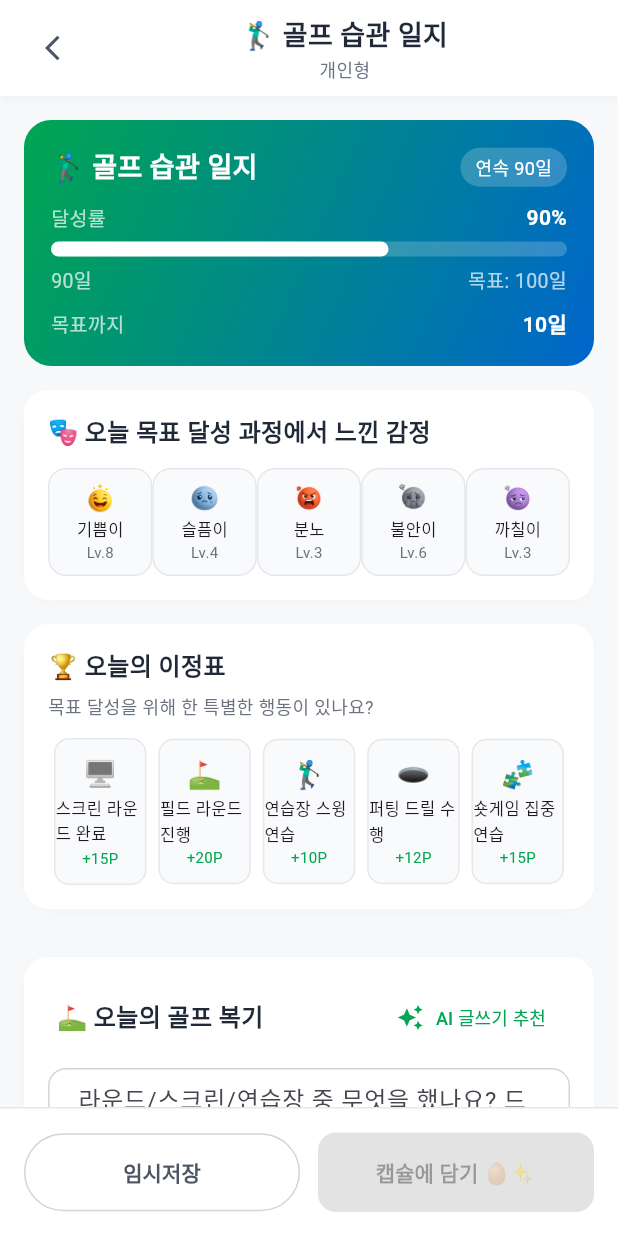
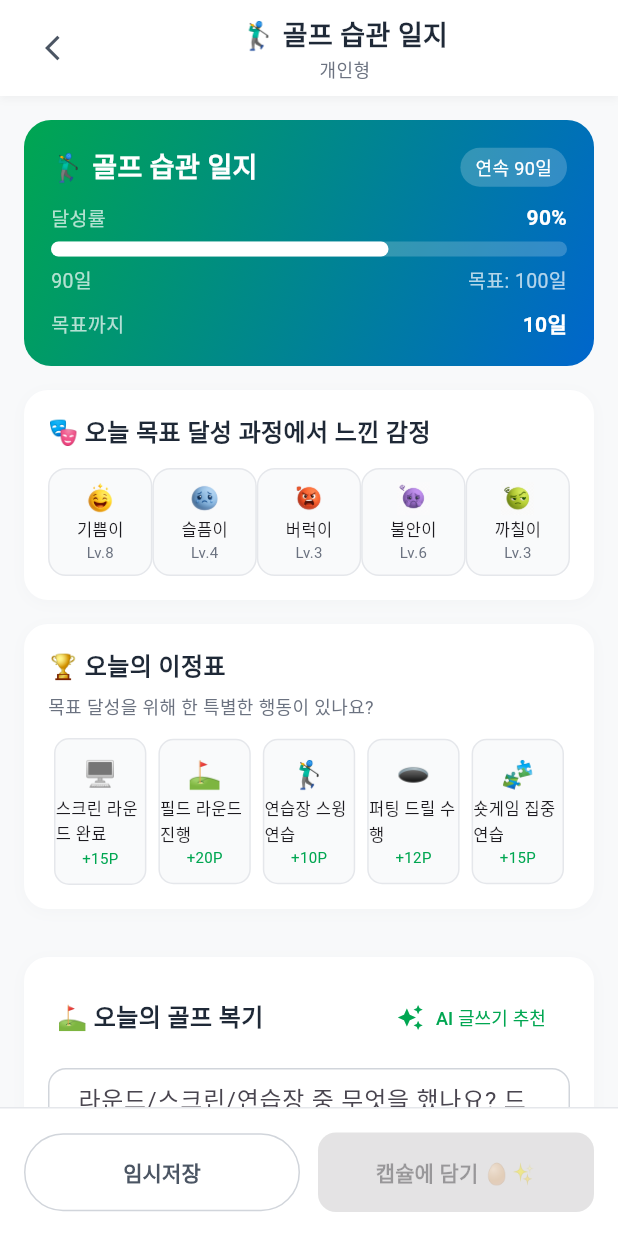
Before and after one commit to Sqaure-JE/NH-time-capsule_v3, a Flutter app: the screen it shows after launch, after a tap on "🏌️‍♂️", on a phone screen of 412 x 824 dp. Run offline on Flutter 3.47's test engine with Material 3 defaults, Android fonts, the phone set to English and light mode, and no system bars; our stand-ins replace fl_chart, image_picker; accounts and stored records are empty.

```diff
--- a/lib/models/emotion_character.dart
+++ b/lib/models/emotion_character.dart
@@ -105,7 +105,7 @@
         EmotionCharacter(
           id: 'anger',
           emoji: '😡',
-          name: '분노',
+          name: '버럭이',
           color: const Color(0xFFFF4444),
           description: '불합리한 지출에 단호하게 대처해요.',
           level: 2,
--- a/lib/screens/analysis/monthly_character_analysis_screen.dart
+++ b/lib/screens/analysis/monthly_character_analysis_screen.dart
@@ -60,7 +60,7 @@
       },
       {
         'emoji': '😡',
-        'name': '분노',
+        'name': '버럭이',
         'level': 2,
         'percentage': 8,
         'color': NHColors.anger,
@@ -1509,7 +1509,7 @@
               _buildLegendItem('😊', '기쁨이'),
               _buildLegendItem('😰', '불안이'),
               _buildLegendItem('😢', '슬픔이'),
-              _buildLegendItem('😡', '분노'),
+              _buildLegendItem('😡', '버럭이'),
               _buildLegendItem('🤢', '까칠이'),
             ],
           ),
--- a/lib/screens/capsule/personal_capsule_open_screen.dart
+++ b/lib/screens/capsule/personal_capsule_open_screen.dart
@@ -593,7 +593,7 @@
             children: [
               const Text('달성률', style: TextStyle(color: NHColors.gray600)),
               Text(
-                '${capsule.achievementRate}%',
+                '${capsule.achievementRate.round()}%',
                 style: const TextStyle(
                   fontWeight: FontWeight.bold,
                   color: NHColors.success,
--- a/lib/screens/diary/general_diary_screen.dart
+++ b/lib/screens/diary/general_diary_screen.dart
@@ -47,7 +47,7 @@
   final List<Map<String, dynamic>> emotions = [
     {'id': 'joy', 'emoji': '😊', 'name': '기쁨이', 'color': NHColors.joy},
     {'id': 'sadness', 'emoji': '😢', 'name': '슬픔이', 'color': NHColors.sadness},
-    {'id': 'anger', 'emoji': '😡', 'name': '분노', 'color': NHColors.anger},
+    {'id': 'anger', 'emoji': '😡', 'name': '버럭이', 'color': NHColors.anger},
     {'id': 'fear', 'emoji': '😰', 'name': '불안이', 'color': NHColors.fear},
     {'id': 'disgust', 'emoji': '🤢', 'name': '까칠이', 'color': NHColors.disgust},
   ];
@@ -1161,7 +1161,7 @@
           {
             'date': '2월 3일',
             'emotion': '😡',
-            'emotionName': '분노',
+            'emotionName': '버럭이',
             'amount': '8,000',
             'type': 'expense',
             'category': '교통비',
--- a/lib/screens/diary/personal_capsule_diary_screen.dart
+++ b/lib/screens/diary/personal_capsule_diary_screen.dart
@@ -63,7 +63,7 @@
     {
       'id': 'anger',
       'emoji': '😡',
-      'name': '분노',
+      'name': '버럭이',
       'color': NHColors.anger,
       'level': 3,
       'description': '불합리한 지출에 단호하게 대처해요.',
--- a/lib/utils/constants.dart
+++ b/lib/utils/constants.dart
@@ -22,7 +22,7 @@
     'anger': {
       'id': 'anger',
       'emoji': '😡',
-      'name': '분노',
+      'name': '버럭이',
       'color': 0xFFFF4444,
       'description': '불합리한 지출에 단호하게 대처해요.',
     },
```
Also changed, not shown: lib/screens/analysis/capsule_character_analysis_screen.dart (+6 -5 lines), emotion/까칠이.png, emotion/불안이.png.
